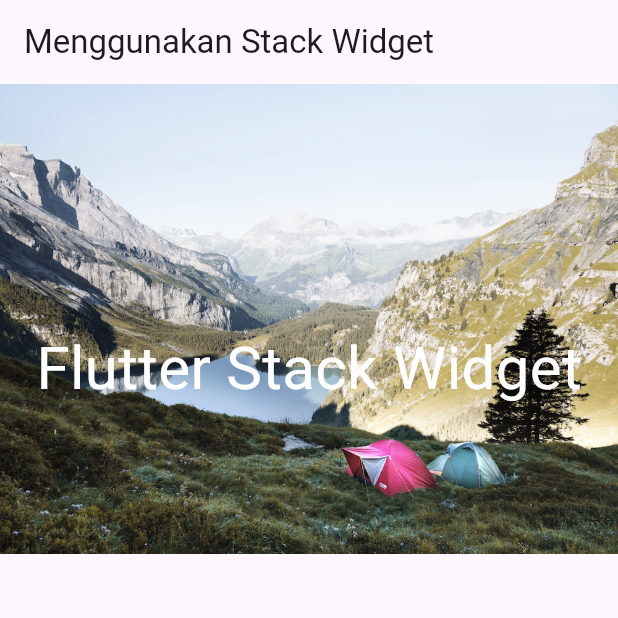
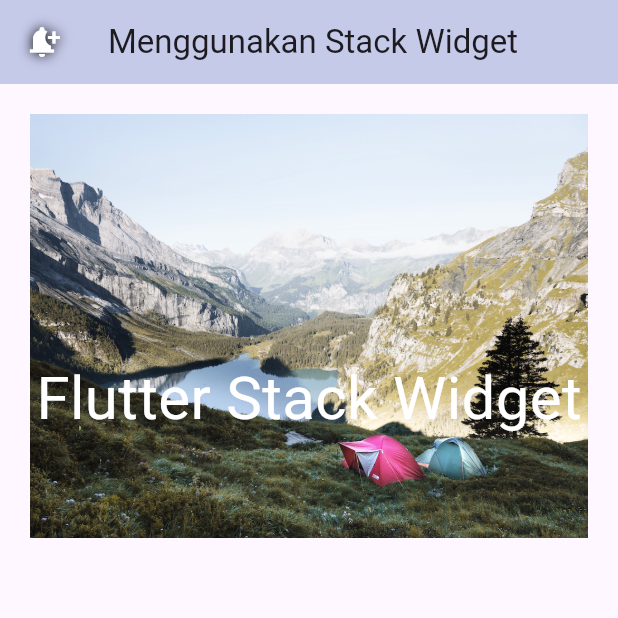
Before and after one commit to DWYOR091/belajar-flutter, a Flutter app: the screen it shows after launch, on a phone screen of 412 x 824 dp, the top half of it. Run offline on Flutter 3.47's test engine with Material 3 defaults, Android fonts, the phone set to English and light mode, and no system bars.

Commit message:
menambahkan icon pada appbar

```diff
--- a/lib/pages/stack.dart
+++ b/lib/pages/stack.dart
@@ -8,16 +8,27 @@ class CobaStack extends StatelessWidget {
   @override
   Widget build(BuildContext context) {
     return MaterialApp(
+      debugShowCheckedModeBanner: false,
       home: Scaffold(
         appBar: AppBar(
           title: const Text("Menggunakan Stack Widget"),
+          backgroundColor: Colors.indigo[100],
+          leading: const Icon(
+            Icons.notification_add,
+            color: Colors.white,
+            shadows: [BoxShadow(blurRadius: 10)],
+            textDirection: TextDirection.rtl,
           ),
-        body: Stack(
+        ),
+        body: Container(
+          padding: const EdgeInsets.all(20),
+          child: Stack(
             children: [
               Image.asset(
                 "assets/images/lake.jpg",
               ),
               const SizedBox(
+                //sizebox agar bisa nambah heigh dan width
                 height: 380,
                 child: Center(
                   child: Text(
@@ -29,6 +40,7 @@ class CobaStack extends StatelessWidget {
             ],
           ),
         ),
+      ),
     );
   }
 }
```
Lines whose indentation alone changed are shown as unchanged.
